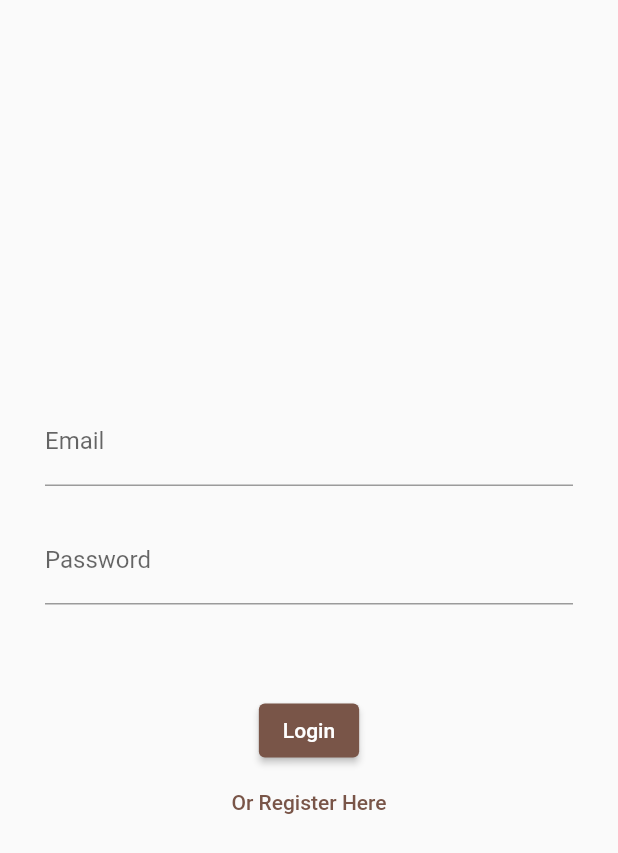
After one commit to aleMartinelli04/BeerApp, a Flutter app: the screen it shows after launch, on a phone screen of 412 x 824 dp. The commit adds this screen. Shown: the top 853 px of the screen. Run offline on Flutter 3.47's test engine with Material 2 defaults, Android fonts, the phone set to English and light mode, and no system bars; our stand-ins replace flutter_spinkit, infinite_scroll_pagination, localstorage; accounts and stored records are empty.

Commit message:
added login and fav beers

```diff
--- a/lib/main.dart
+++ b/lib/main.dart
@@ -1,4 +1,4 @@
-import 'package:BeerApp/pages/page_manager.dart';
+import 'package:BeerApp/pages/login_page.dart';
 import 'package:flutter/material.dart';
 
 void main() {
@@ -11,9 +11,8 @@ class BeerApp extends StatelessWidget {
   @override
   Widget build(BuildContext context) {
     return MaterialApp(
-      title: 'Beer App',
-      theme: ThemeData(primarySwatch: Colors.brown),
-      home: const PageManager()
-    );
+        title: 'Beer App',
+        theme: ThemeData(primarySwatch: Colors.brown),
+        home: const LoginPage());
   }
 }
--- /dev/null
+++ b/lib/pages/login_page.dart
@@ -0,0 +1,98 @@
+import 'package:BeerApp/pages/page_manager.dart';
+import 'package:BeerApp/pages/register_page.dart';
+import 'package:BeerApp/utilities/users_manager.dart';
+import 'package:flutter/material.dart';
+
+class LoginPage extends StatefulWidget {
+  const LoginPage({super.key});
+
+  @override
+  LoginPageState createState() => LoginPageState();
+}
+
+class LoginPageState extends State<LoginPage> {
+  final TextEditingController _emailController = TextEditingController();
+  final TextEditingController _passwordController = TextEditingController();
+
+  @override
+  Widget build(BuildContext context) {
+    return Scaffold(
+      body: Center(
+        child: Padding(
+          padding: const EdgeInsets.all(30),
+          child: Column(
+            mainAxisAlignment: MainAxisAlignment.center,
+            children: [
+              TextFormField(
+                decoration: const InputDecoration(
+                  label: Text("Email"),
+                ),
+                controller: _emailController,
+              ),
+              const Padding(padding: EdgeInsets.all(10)),
+              TextFormField(
+                decoration: const InputDecoration(
+                  label: Text("Password"),
+                ),
+                controller: _passwordController,
+              ),
+              const Padding(padding: EdgeInsets.all(30)),
+              ElevatedButton(
+                onPressed: () {
+                  try {
+                    String mail = _emailController.text;
+                    String password = _passwordController.text;
+
+                    if (mail.isEmpty || password.isEmpty) {
+                      throw Exception("Empty fields");
+                    }
+
+                    UsersManager().checkUser(mail, password);
+                    UsersManager().login(mail, password);
+
+                    Navigator.of(context).push(
+                      MaterialPageRoute(builder: (context) {
+                        return const PageManager();
+                      }),
+                    );
+
+                    _emailController.clear();
+                    _passwordController.clear();
+                  } catch (e) {
+                    showDialog(
+                        context: context,
+                        builder: (context) {
+                          return AlertDialog(
+                            title: const Text("Error"),
+                            content: Text(e.toString()),
+                            actions: [
+                              TextButton(
+                                onPressed: () {
+                                  Navigator.of(context).pop();
+                                },
+                                child: const Text("OK"),
+                              ),
+                            ],
+                          );
+                        });
+                  }
+                },
+                child: const Text("Login"),
+              ),
+              TextButton(
+                onPressed: () {
+                  Navigator.of(context).push(
+                    MaterialPageRoute(builder: (context) {
+                      return const RegisterPage();
+                    }),
+                  );
+                },
+                child: const Text("Or Register Here"),
+              ),
+            ],
+          ),
+        ),
+      ),
+    );
+  }
+}
--- /dev/null
+++ b/lib/utilities/users_manager.dart
@@ -0,0 +1,87 @@
+import 'package:localstorage/localstorage.dart';
+
+class UsersManager {
+  static final UsersManager _instance = UsersManager._internal();
+  factory UsersManager() => _instance;
+  UsersManager._internal();
+
+  final LocalStorage _storage = LocalStorage("users_json.json");
+
+  late User _currentUser;
+
+  void addUser(String email, String password) {
+    dynamic userJson = _storage.getItem(email);
+
+    if (userJson != null) {
+      throw Exception("User already exists");
+    }
+
+    _storage.setItem(email, {"password": password, "favorites": []});
+  }
+
+  User getCurrentUser() => _currentUser;
+
+  void checkUser(String email, String password) {
+    dynamic userJson = _storage.getItem(email);
+
+    if (userJson == null) {
+      throw Exception("User does not exist");
+    }
+
+    if (userJson['password'] != password) {
+      throw Exception("Wrong password");
+    }
+  }
+
+  void login(String email, String password) {
+    _currentUser = User(email, password);
+  }
+
+  dynamic all() {
+    return [_storage.getItem("a"), _storage.getItem("b"), _storage.getItem("c")];
+  }
+}
+
+
+class User {
+  final String email;
+  final String password;
+
+  User(this.email, this.password);
+
+  List<int> getFavoritesBeersIds() {
+    List<int> ids = [];
+    for (int id in UsersManager._instance._storage.getItem(email)['favorites']) {
+      ids.add(id);
+    }
+
+    return ids;
+  }
+
+  void addFavorite(int id) {
+    List<int> favorites = getFavoritesBeersIds();
+    favorites.add(id);
+    UsersManager._instance._storage.setItem(email, toJson(ids: favorites));
+  }
+
+  void removeFavorite(int id) {
+    List<int> favorites = getFavoritesBeersIds();
+
+    if (favorites.contains(id)) {
+      favorites.remove(id);
+      UsersManager._instance._storage.setItem(email, toJson(ids: favorites));
+    }
+  }
+
+  Map<String, dynamic> toJson({List<int>? ids}) {
+    return {
+      "password": password,
+      "favorites": ids ?? getFavoritesBeersIds(),
+    };
+  }
+
+  @override
+  String toString() {
+    return "User: $email, password: $password, favorites: ${getFavoritesBeersIds().join(", ")}";
+  }
+}
--- a/pubspec.yaml
+++ b/pubspec.yaml
@@ -41,6 +41,8 @@ dependencies:
   flutter_spinkit: ^5.1.0
   infinite_scroll_pagination: ^3.2.0
   flutter_launcher_icons: ^0.10.0
+  localstorage: ^4.0.0+1
+  email_validator: ^1.0.0
 
 flutter_icons:
   android: "launcher_icon"
```
Also changed, not shown: lib/api/punk_api.dart (+20 -1 lines), lib/pages/favorite_beers.dart (added, +73 -0 lines), lib/pages/page_manager.dart (+12 -2 lines), lib/pages/register_page.dart (added, +98 -0 lines), lib/utilities/beer_card.dart (+34 -12 lines), pubspec.lock, 3 other files.
